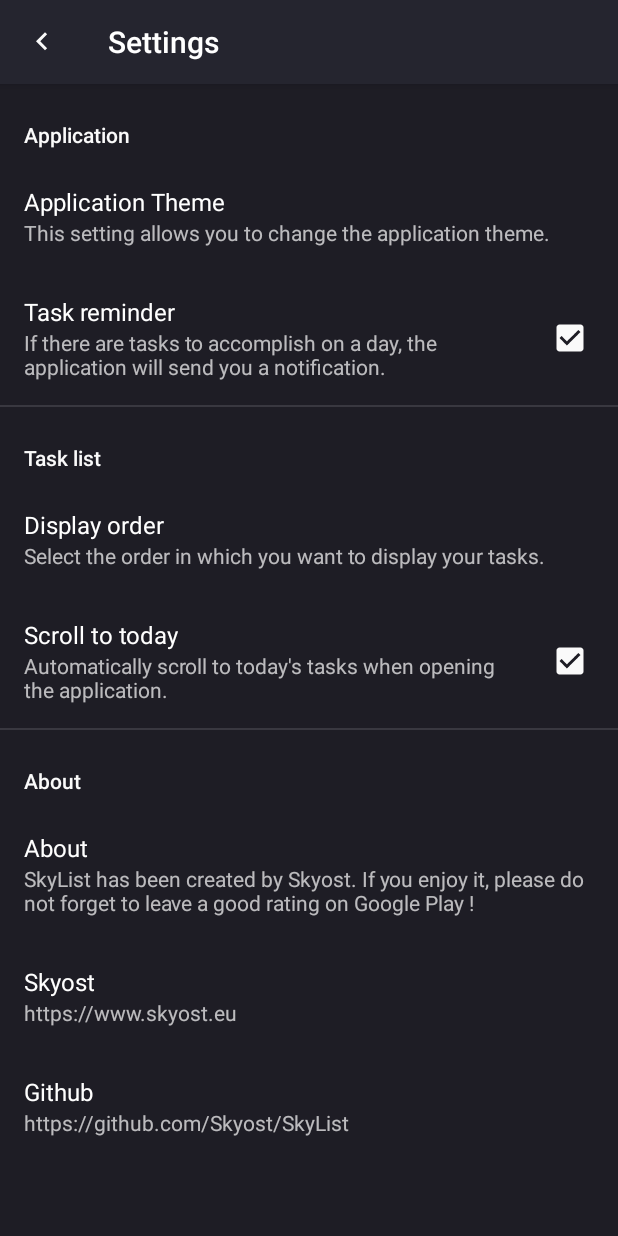
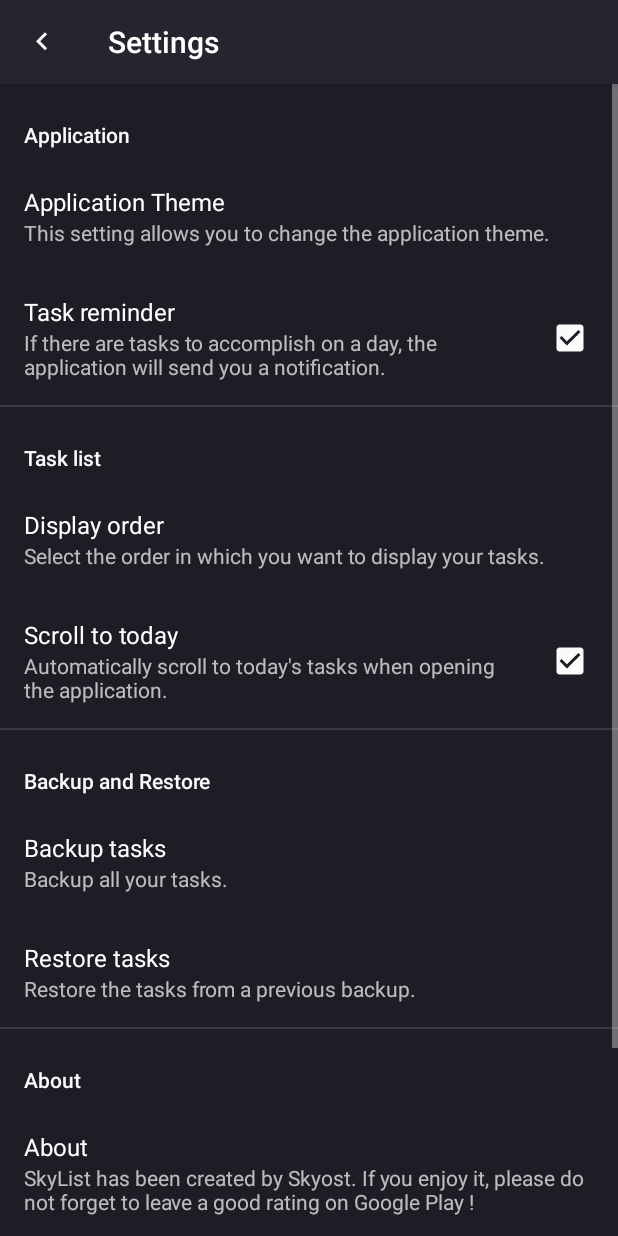
Before and after one commit to Skyost/SkyList, an Android app: the screen it shows after launch (SettingsActivity), after a tap on "Settings…", on a phone screen of 412 x 824 dp. Run offline under Robolectric (Android 15) with nearby library versions, the phone set to English and light mode, and no system bars; our stand-ins replace Room's generated code, androidx.preference; libraries missing offline, so code that uses them is left out: com.github.jksiezni.permissive, com.kobakei.ratethisapp.

Commit message:
Added a backup / restore option.

```diff
--- a/app/build.gradle
+++ b/app/build.gradle
@@ -7,8 +7,8 @@ android {
         applicationId 'fr.skyost.skylist'
         minSdkVersion 16
         targetSdkVersion 28
-        versionCode 7
-        versionName 'v0.2.2'
+        versionCode 8
+        versionName 'v0.2.3'
         testInstrumentationRunner 'androidx.test.runner.AndroidJUnitRunner'
         vectorDrawables.useSupportLibrary = true
         javaCompileOptions {
@@ -38,7 +38,6 @@ dependencies {
     def roomVersion = '2.0.0'
 
     implementation fileTree(dir: 'libs', include: ['*.jar'])
-    // implementation "com.google.android.material:material:$androidXVersion"
     implementation 'androidx.appcompat:appcompat:1.0.2'
     implementation 'androidx.preference:preference:1.0.0'
     implementation 'androidx.vectordrawable:vectordrawable:1.0.1'
@@ -52,6 +51,7 @@ dependencies {
 
     implementation 'joda-time:joda-time:2.10.1'
     implementation 'io.github.kobakei:ratethisapp:1.2.0'
+    implementation 'com.github.jksiezni.permissive:permissive:0.2'
 }
 
 resourcePlaceholders {
--- a/app/src/main/AndroidManifest.xml
+++ b/app/src/main/AndroidManifest.xml
@@ -3,6 +3,8 @@
           package="fr.skyost.skylist">
 
     <uses-permission android:name="android.permission.RECEIVE_BOOT_COMPLETED"/>
+    <uses-permission android:name="android.permission.READ_EXTERNAL_STORAGE"/>
+    <uses-permission android:name="android.permission.WRITE_EXTERNAL_STORAGE"/>
 
     <application
         android:name=".application.SkyListApplication"
@@ -24,7 +26,7 @@
         </activity>
 
         <activity
-            android:name=".activity.SettingsActivity"
+            android:name=".activity.settings.SettingsActivity"
             android:label="@string/settings_title"
             android:parentActivityName=".activity.MainActivity">
             <meta-data
--- a/app/src/main/java/fr/skyost/skylist/activity/MainActivity.java
+++ b/app/src/main/java/fr/skyost/skylist/activity/MainActivity.java
@@ -22,6 +22,7 @@ import androidx.lifecycle.ViewModelProviders;
 import androidx.recyclerview.widget.LinearLayoutManager;
 import androidx.recyclerview.widget.RecyclerView;
 import fr.skyost.skylist.R;
+import fr.skyost.skylist.activity.settings.SettingsActivity;
 import fr.skyost.skylist.dialog.EditTaskDialog;
 import fr.skyost.skylist.task.TodoTask;
 import fr.skyost.skylist.task.TodoTaskModel;
@@ -56,6 +57,12 @@ public class MainActivity extends SkyListActivity {
 	 */
 
 	private static final String BUNDLE_RATETHISAPP = "rateThisApp";
+
+	/**
+	 * The settings activity code.
+	 */
+
+	private static int ACTIVITY_SETTINGS = 0;
 
 	/**
 	 * The dialog that allows to edit tasks.
@@ -148,6 +155,21 @@ public class MainActivity extends SkyListActivity {
 	}
 
 	@Override
+	protected void onActivityResult(final int requestCode, final int resultCode, @Nullable final Intent data) {
+		super.onActivityResult(requestCode, resultCode, data);
+
+		// We only have one activity, so let's check if this is good.
+		if(requestCode != ACTIVITY_SETTINGS) {
+			return;
+		}
+
+		// If it is needed to restart the activity, then we restart it.
+		if(data != null && data.getBooleanExtra(SettingsActivity.BUNDLE_NEED_RESTART, false)) {
+			Utils.restart(this);
+		}
+	}
+
+	@Override
 	public boolean onCreateOptionsMenu(final Menu menu) {
 		getMenuInflater().inflate(R.menu.main_menu, menu);
 		getSkyListTheme().apply(this, menu);
@@ -173,7 +195,7 @@ public class MainActivity extends SkyListActivity {
 			return true;
 		case R.id.menu_main_settings:
 			// And here we start the settings activity.
-			startActivity(new Intent(this, SettingsActivity.class));
+			startActivityForResult(new Intent(this, SettingsActivity.class), ACTIVITY_SETTINGS);
 			return true;
 		}
 
--- a/app/src/main/java/fr/skyost/skylist/application/theme/SkyListTheme.java
+++ b/app/src/main/java/fr/skyost/skylist/application/theme/SkyListTheme.java
@@ -13,7 +13,7 @@ import androidx.annotation.ColorRes;
 import androidx.annotation.StyleRes;
 import androidx.appcompat.app.AppCompatDelegate;
 import androidx.core.content.ContextCompat;
-import fr.skyost.skylist.activity.SettingsActivity;
+import fr.skyost.skylist.activity.settings.SettingsActivity;
 
 /**
  * Represents a SkyList theme that allows to theme the application.
--- a/app/src/main/java/fr/skyost/skylist/notification/NotificationHandler.java
+++ b/app/src/main/java/fr/skyost/skylist/notification/NotificationHandler.java
@@ -15,7 +15,7 @@ import org.joda.time.DateTime;
 
 import androidx.annotation.RequiresApi;
 import fr.skyost.skylist.R;
-import fr.skyost.skylist.activity.SettingsActivity;
+import fr.skyost.skylist.activity.settings.SettingsActivity;
 import fr.skyost.skylist.application.SkyListApplication;
 
 /**
--- a/app/src/main/java/fr/skyost/skylist/task/adapter/classifier/Classifier.java
+++ b/app/src/main/java/fr/skyost/skylist/task/adapter/classifier/Classifier.java
@@ -3,7 +3,7 @@ package fr.skyost.skylist.task.adapter.classifier;
 import android.content.Context;
 import android.content.res.Resources;
 
-import fr.skyost.skylist.activity.SettingsActivity;
+import fr.skyost.skylist.activity.settings.SettingsActivity;
 import fr.skyost.skylist.task.TodoTask;
 import fr.skyost.skylist.task.adapter.TodoListAdapterItem;
 import fr.skyost.skylist.task.adapter.classifier.alphabetical.AscendingAlphabeticalClassifier;
--- a/app/src/main/java/fr/skyost/skylist/task/adapter/classifier/date/DateClassifier.java
+++ b/app/src/main/java/fr/skyost/skylist/task/adapter/classifier/date/DateClassifier.java
@@ -8,7 +8,7 @@ import org.joda.time.LocalDate;
 import java.text.SimpleDateFormat;
 
 import fr.skyost.skylist.R;
-import fr.skyost.skylist.activity.SettingsActivity;
+import fr.skyost.skylist.activity.settings.SettingsActivity;
 import fr.skyost.skylist.task.adapter.classifier.Classifier;
 import fr.skyost.skylist.task.adapter.classifier.period.AscendingPeriodClassifier;
 import fr.skyost.skylist.task.adapter.classifier.period.DescendingPeriodClassifier;
--- a/app/src/main/java/fr/skyost/skylist/task/database/TodoTaskDao.java
+++ b/app/src/main/java/fr/skyost/skylist/task/database/TodoTaskDao.java
@@ -72,6 +72,15 @@ public interface TodoTaskDao {
 	long addTask(final TodoTask task);
 
 	/**
+	 * Adds all tasks to the table.
+	 *
+	 * @param tasks The task to add.
+	 */
+
+	@Insert
+	void addTasks(final Collection<TodoTask> tasks);
+
+	/**
 	 * Saves the specified task to the database.
 	 *
 	 * @param task The task to update.
--- a/app/src/main/res/values/strings.xml
+++ b/app/src/main/res/values/strings.xml
@@ -5,7 +5,7 @@
 
     <string name="main_todo_task_default_description">A Task</string>
     <string name="main_todo_empty">There is no task for the moment</string>
-    <string name="main_todo_first">This is a Task. Edit with a simple press or delete it with a long press.</string>
+    <string name="main_todo_first">This is a Task. Edit it with a simple press or delete it with a long press.</string>
 
     <string name="main_classifier_dateRange_upcoming">Upcoming</string>
     <string name="main_classifier_dateRange_tomorrow">Tomorrow</string>
@@ -41,6 +41,12 @@
     <string name="settings_list_scrollToToday_title">Scroll to today</string>
     <string name="settings_list_scrollToToday_summary">Automatically scroll to today\'s tasks when opening the application.</string>
 
+    <string name="settings_backup_title">Backup and Restore</string>
+    <string name="settings_backup_backup_title">Backup tasks</string>
+    <string name="settings_backup_backup_summary">Backup all your tasks.</string>
+    <string name="settings_backup_restore_title">Restore tasks</string>
+    <string name="settings_backup_restore_summary">Restore the tasks from a previous backup.</string>
+
     <string name="settings_about_app_title">About</string>
     <string name="settings_about_app_summary">SkyList has been created by Skyost. If you enjoy it, please do not forget to leave a good rating on Google Play !</string>
     <string name="settings_about_skyost_title" translatable="false">Skyost</string>
@@ -53,4 +59,8 @@
     <string name="notification_channel">Task Reminder</string>
     <string name="notification_title">Today\'s tasks</string>
     <string name="notification_content">You have %d task(s) to do today.</string>
+
+    <string name="toast_success">Success !</string>
+    <string name="toast_error">An error occurred : "%s".</string>
+    <string name="toast_nobackup">There is no available backup.</string>
 </resources>
--- a/app/src/main/res/xml/app_preferences.xml
+++ b/app/src/main/res/xml/app_preferences.xml
@@ -48,6 +48,26 @@
     </PreferenceCategory>
 
     <PreferenceCategory
+        android:title="@string/settings_backup_title"
+        app:iconSpaceReserved="false">
+
+        <Preference
+            android:key="backup_backup"
+            android:persistent="false"
+            android:summary="@string/settings_backup_backup_summary"
+            android:title="@string/settings_backup_backup_title"
+            app:iconSpaceReserved="false"/>
+
+        <Preference
+            android:key="backup_restore"
+            android:persistent="false"
+            android:summary="@string/settings_backup_restore_summary"
+            android:title="@string/settings_backup_restore_title"
+            app:iconSpaceReserved="false"/>
+
+    </PreferenceCategory>
+
+    <PreferenceCategory
         android:title="@string/settings_category_about"
         app:iconSpaceReserved="false">
 
--- a/build.gradle
+++ b/build.gradle
@@ -5,7 +5,7 @@ buildscript {
         maven { url "https://jitpack.io" }
     }
     dependencies {
-        classpath 'com.android.tools.build:gradle:3.2.1'
+        classpath 'com.android.tools.build:gradle:3.3.1'
         classpath 'com.github.timfreiheit:ResourcePlaceholdersPlugin:0.2'
     }
 }
```
Also changed, not shown: app/src/main/java/fr/skyost/skylist/activity/settings/LoadDatabaseTask.java (added, +107 -0 lines), app/src/main/java/fr/skyost/skylist/activity/settings/SaveDatabaseTask.java (added, +85 -0 lines), app/src/main/java/fr/skyost/skylist/activity/settings/SettingsActivity.java (renamed from app/src/main/java/fr/skyost/skylist/activity/SettingsActivity.java, +140 -1 lines), app/src/main/java/fr/skyost/skylist/application/SkyListApplication.java (+10 -0 lines), app/src/main/java/fr/skyost/skylist/util/Utils.java (+77 -0 lines), gradle.properties (added, +16 -0 lines), gradle/wrapper/gradle-wrapper.properties, 2 other files.
